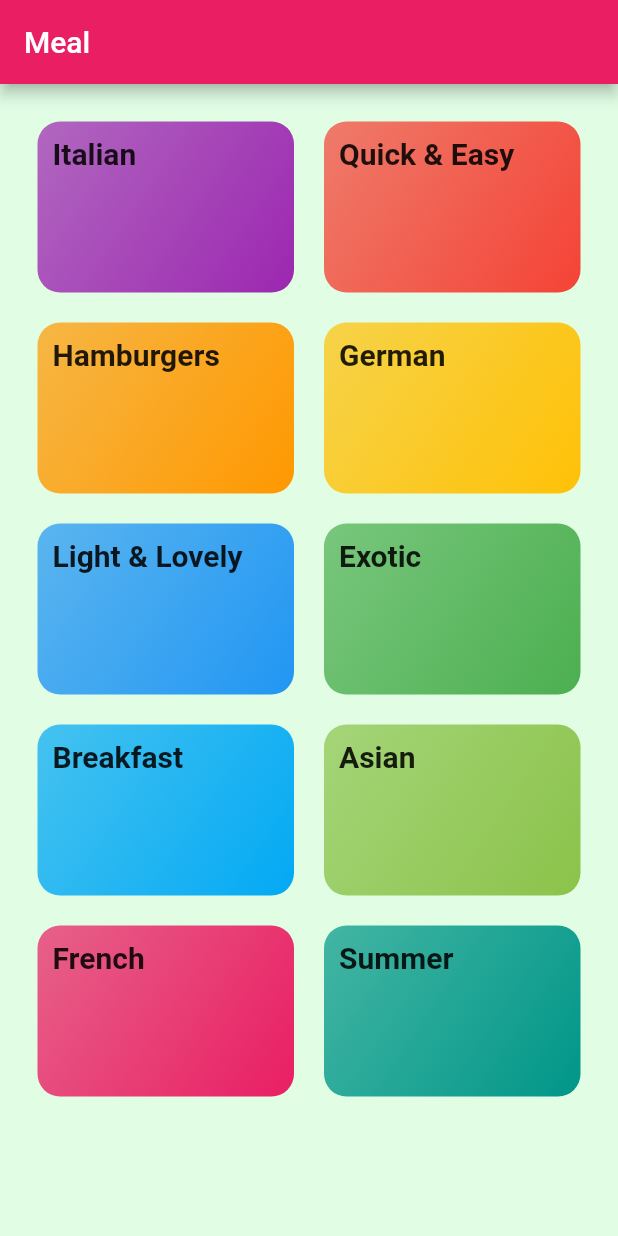
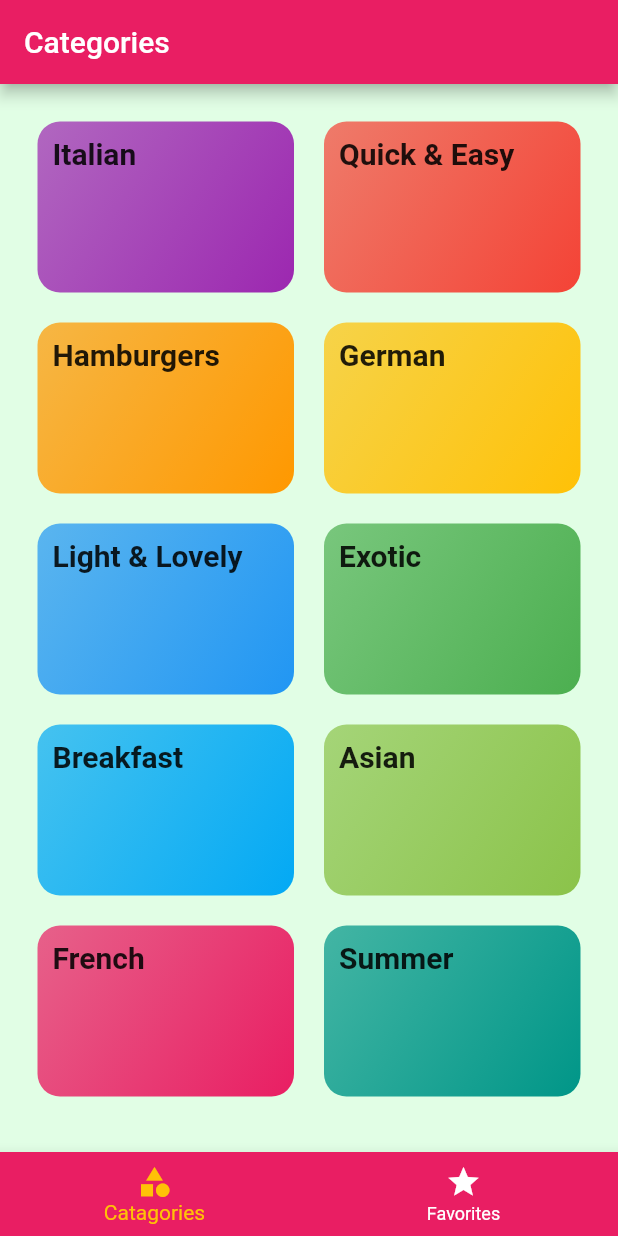
Before and after one commit to MrBooi/KasiMeal, a Flutter app: the screen it shows after launch, on a phone screen of 412 x 824 dp. Run offline on Flutter 3.47's test engine with Material 2 defaults, Android fonts, the phone set to English and light mode, and no system bars; Roboto replaces fonts that are missing (Raleway, RobotoCondensed).

```diff
--- a/lib/main.dart
+++ b/lib/main.dart
@@ -1,6 +1,7 @@
 import 'package:flutter/material.dart';
 import 'package:meal_app/screen/categories_screen.dart';
 import 'package:meal_app/screen/meal_detail.screen.dart';
+import 'package:meal_app/screen/tabs_screen.dart';
 import 'screen/category_meals_screen.dart';
 
 import './screen/meal_detail.screen.dart';
@@ -34,7 +35,7 @@ class MyApp extends StatelessWidget {
       ),
       // home: CategoriesScreen(),
       routes: {
-        '/': (ctx) => CategoriesScreen(),
+        '/': (ctx) => TabsScreen(),
         '/category-meals': (ctx) => CategoryMealsScreen(),
         MealDetailScreen.routeName: (ctx) => MealDetailScreen(),
       },
--- a/lib/screen/categories_screen.dart
+++ b/lib/screen/categories_screen.dart
@@ -7,9 +7,9 @@ class CategoriesScreen extends StatelessWidget {
   @override
   Widget build(BuildContext context) {
     return Scaffold(
-      appBar: AppBar(
-        title: const Text("Meal"),
-      ),
+      // appBar: AppBar(
+      //   title: const Text("Meal"),
+      // ),
       body: GridView(
         padding: const EdgeInsets.all(25),
         children: DUMMY_CATEGORIES
--- /dev/null
+++ b/lib/screen/favorites_screen.dart
@@ -0,0 +1,12 @@
+import 'package:flutter/material.dart';
+
+class FavoritesScreen extends StatelessWidget {
+  @override
+  Widget build(BuildContext context) {
+    return Container(
+      child: Text(
+        'Favorites'
+      ),
+    );
+  }
+}
--- /dev/null
+++ b/lib/screen/tabs_screen.dart
@@ -0,0 +1,52 @@
+import 'package:flutter/material.dart';
+import 'package:meal_app/screen/categories_screen.dart';
+import 'package:meal_app/screen/favorites_screen.dart';
+
+class TabsScreen extends StatefulWidget {
+  @override
+  _TabsScreenState createState() => _TabsScreenState();
+}
+
+class _TabsScreenState extends State<TabsScreen> {
+  final List<Map<String, Object>> _page = [
+    {'page': CategoriesScreen(), 'title': 'Categories'},
+    {'page': FavoritesScreen(), 'title': 'Your Favorites'}
+  ];
+  int _selectedPageIndex = 0;
+  void _selectPage(int index) {
+    setState(() {
+      _selectedPageIndex = index;
+    });
+  }
+
+  @override
+  Widget build(BuildContext context) {
+    return Scaffold(
+      appBar: AppBar(
+        title: Text(_page[_selectedPageIndex]['title']),
+      ),
+      body: _page[_selectedPageIndex]['page'],
+      bottomNavigationBar: BottomNavigationBar(
+        onTap: _selectPage,
+        backgroundColor: Theme.of(context).primaryColor,
+        unselectedItemColor: Colors.white,
+        selectedItemColor: Theme.of(context).accentColor,
+        currentIndex: _selectedPageIndex,
+        items: [
+          BottomNavigationBarItem(
+              icon: Icon(
+                Icons.category,
+              ),
+              title: Text(
+                'Catagories',
+              )),
+          BottomNavigationBarItem(
+              icon: Icon(
+                Icons.star,
+              ),
+              title: Text('Favorites'))
+        ],
+      ),
+    );
+  }
+}
```
